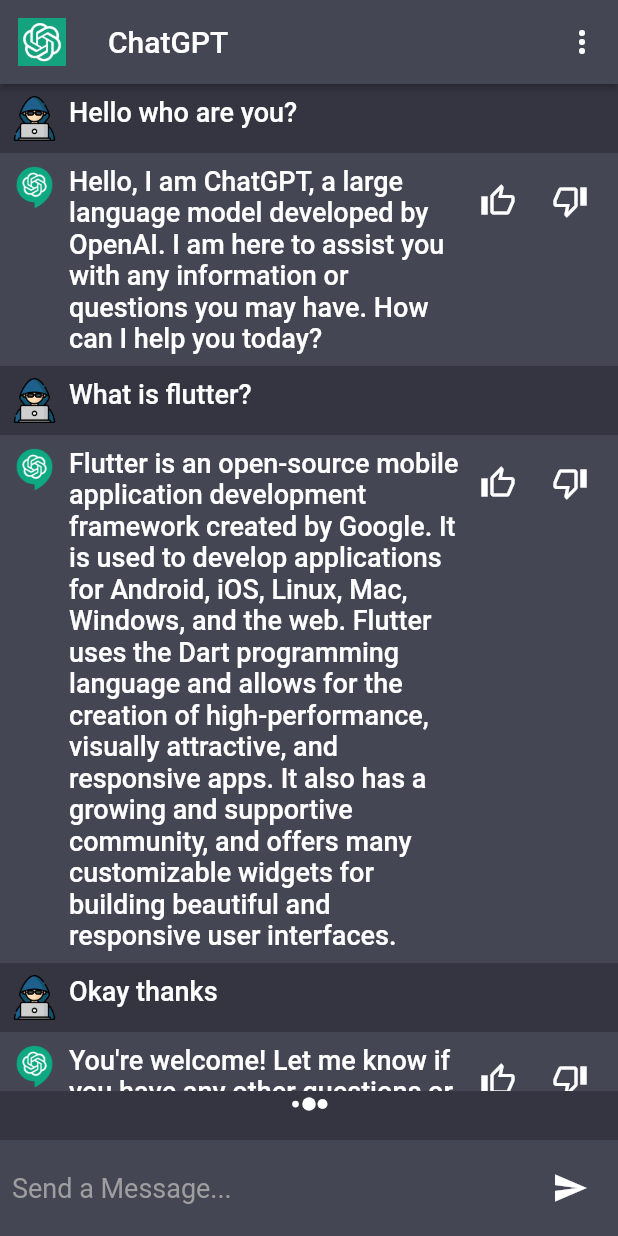
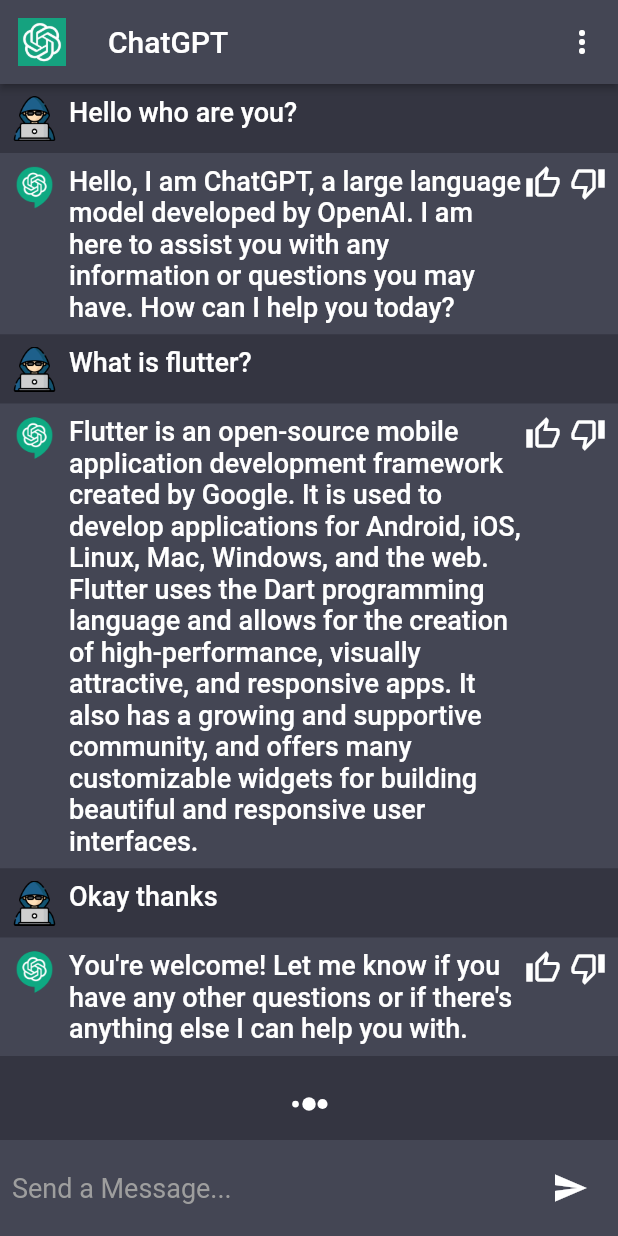
Before and after one commit to Awaizkazi/chat_gpt_flutter_1, a Flutter app: the screen it shows after launch, on a phone screen of 412 x 824 dp. Run offline on Flutter 3.47's test engine with Material 2 defaults, Android fonts, the phone set to English and light mode, and no system bars; our stand-ins replace flutter_spinkit.

```diff
--- a/lib/widgets/chat_widget.dart
+++ b/lib/widgets/chat_widget.dart
@@ -36,23 +36,11 @@
                         mainAxisAlignment: MainAxisAlignment.end,
                         mainAxisSize: MainAxisSize.min,
                         children: [
-                          IconButton(
-                            onPressed: () {},
-                            icon: Icon(
-                              Icons.thumb_up_alt_outlined,
-                              color: Colors.white,
-                            ),
-                            tooltip: 'Like',
-                          ),
-                          // SizedBox(width: 5),
-                          IconButton(
-                            onPressed: () {},
-                            icon: Icon(
-                              Icons.thumb_down_alt_outlined,
-                              color: Colors.white,
-                            ),
-                            tooltip: 'Dislike',
-                          ),
+                          Icon(Icons.thumb_up_alt_outlined,
+                              color: Colors.white),
+                          SizedBox(width: 6),
+                          Icon(Icons.thumb_down_alt_outlined,
+                              color: Colors.white),
                         ],
                       ),
               ],
```
Also changed, not shown: lib/screens/chat_screen.dart (+4 -24 lines), lib/services/services..dart (added, +32 -0 lines).
